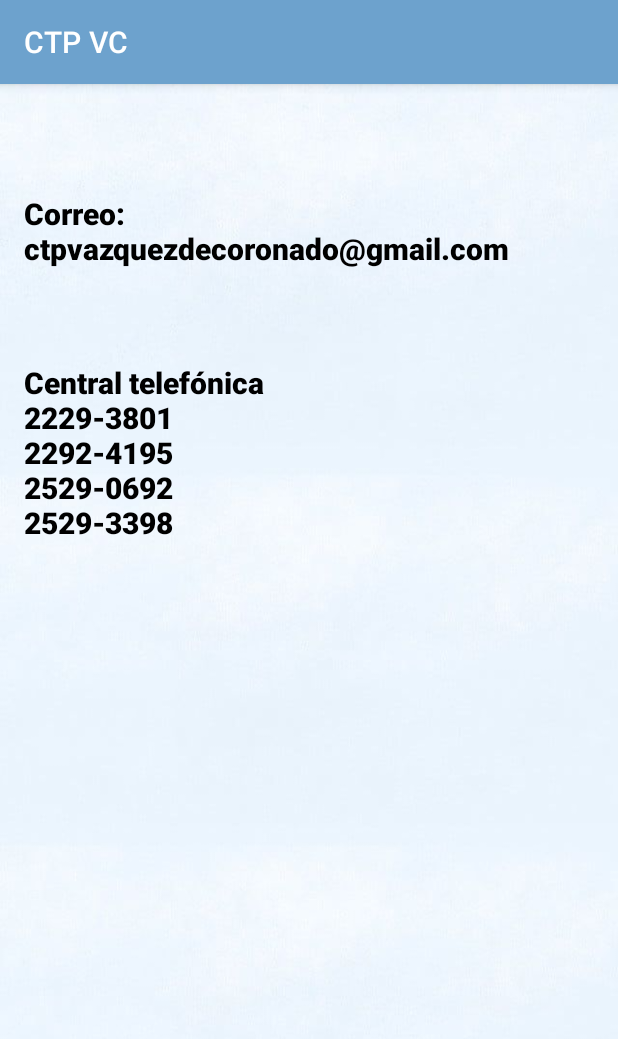
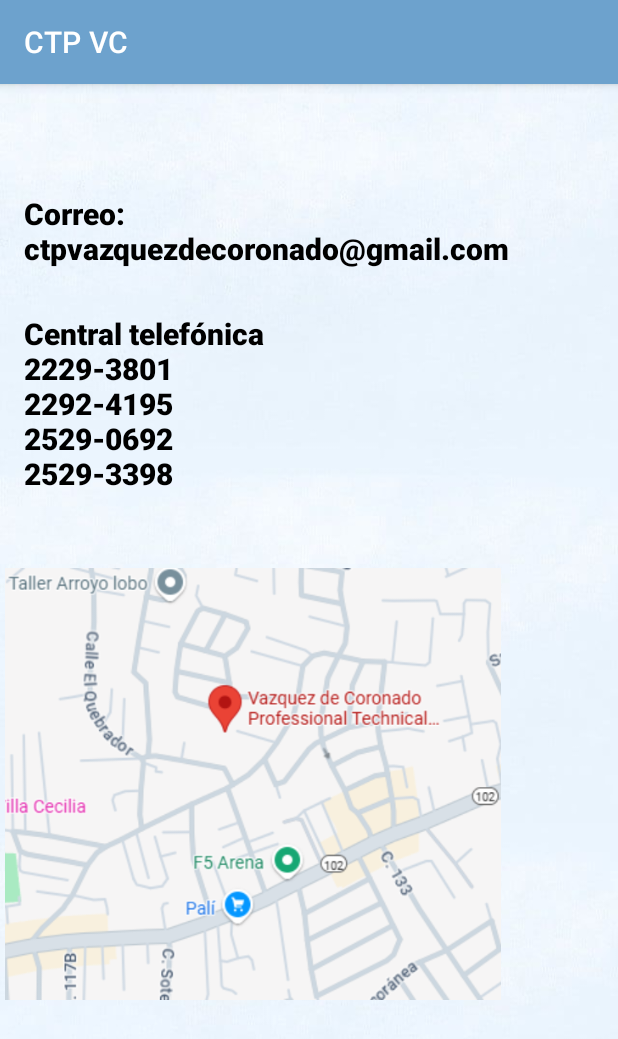
Before and after one commit to NatillaCasera/CTPVazquezDeCoronado, an Android app: the fragment NotificationsFragment shown on its own in the app's theme, on a phone screen of 412 x 824 dp. Shown: the top 1039 px of the screen. Run offline under Robolectric (Android 15) with nearby library versions, the phone set to English and light mode, and no system bars.

```diff
--- a/app/src/main/java/com/example/myapplication/ui/dashboard/DashboardFragment.java
+++ b/app/src/main/java/com/example/myapplication/ui/dashboard/DashboardFragment.java
@@ -123,6 +123,7 @@ public class DashboardFragment extends Fragment {
             }
         });
 
+
         return root;
 
     }
--- a/app/src/main/res/layout/fragment_notifications.xml
+++ b/app/src/main/res/layout/fragment_notifications.xml
@@ -1,5 +1,5 @@
 <?xml version="1.0" encoding="utf-8"?>
-<androidx.constraintlayout.widget.ConstraintLayout xmlns:android="http://schemas.android.com/apk/res/android"
+   <androidx.constraintlayout.widget.ConstraintLayout xmlns:android="http://schemas.android.com/apk/res/android"
     xmlns:app="http://schemas.android.com/apk/res-auto"
     xmlns:tools="http://schemas.android.com/tools"
     android:layout_width="match_parent"
@@ -40,7 +40,7 @@
         app:layout_constraintHorizontal_bias="0.072"
         app:layout_constraintStart_toStartOf="parent"
         app:layout_constraintTop_toTopOf="parent"
-        app:layout_constraintVertical_bias="0.294" />
+        app:layout_constraintVertical_bias="0.242" />
 
     <androidx.constraintlayout.widget.Guideline
         android:id="@+id/guideline"
@@ -49,4 +49,14 @@
         android:orientation="vertical"
         app:layout_constraintGuide_begin="-15dp" />
 
+    <ImageView
+        android:id="@+id/imageView3"
+        android:layout_width="337dp"
+        android:layout_height="288dp"
+        android:layout_marginTop="32dp"
+        android:src="@drawable/capture"
+        app:layout_constraintTop_toBottomOf="@+id/textView4"
+        tools:layout_editor_absoluteX="37dp"
+        tools:ignore="MissingConstraints" />
+
 </androidx.constraintlayout.widget.ConstraintLayout>
```
Also changed, not shown: app/src/main/res/drawable/capture.PNG (added).
